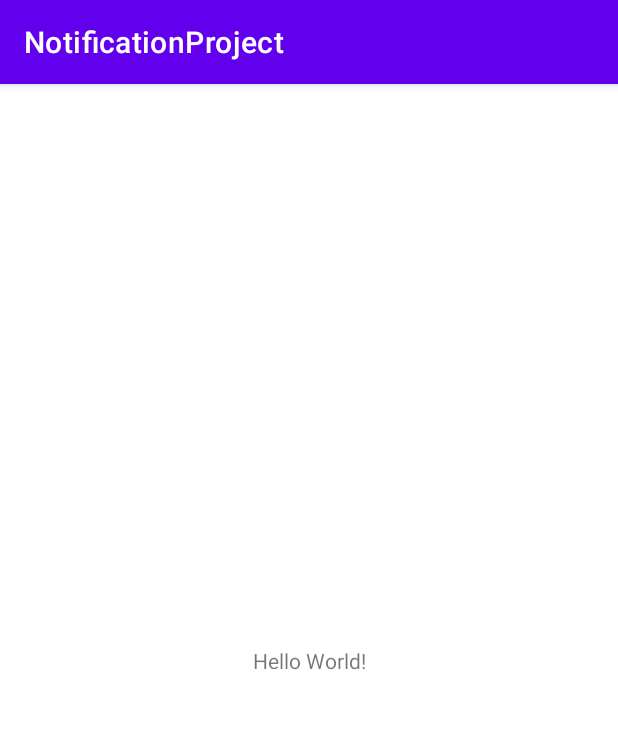
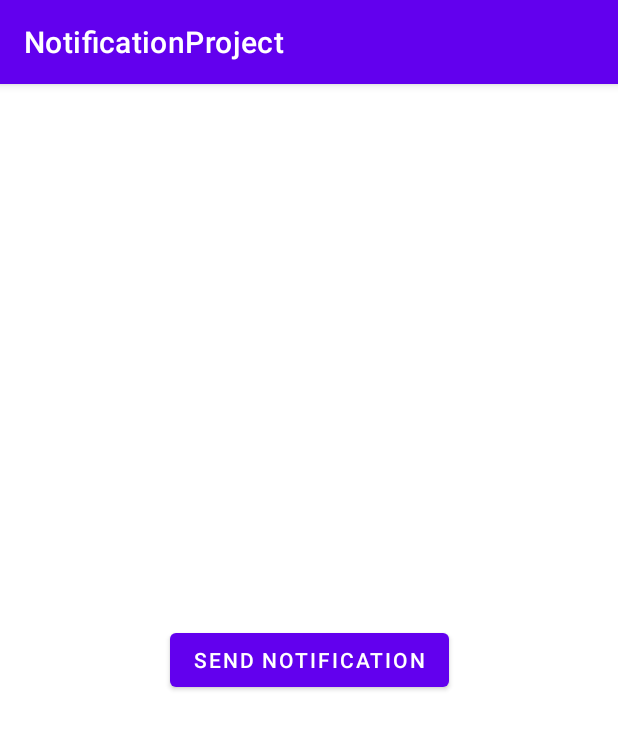
Before and after one commit to kashifisonly1/Mobile_Computing_Progress, an Android app: the screen it shows after launch (MainActivity), on a phone screen of 412 x 824 dp. Shown: the top 729 px of the screen. Run offline under Robolectric (Android 15) with nearby library versions, the phone set to English and light mode, and no system bars.

Commit message:
code copied online for notification

```diff
--- a/NotificationProject/app/src/main/res/layout/activity_main.xml
+++ b/NotificationProject/app/src/main/res/layout/activity_main.xml
@@ -6,13 +6,14 @@
     android:layout_height="match_parent"
     tools:context=".MainActivity">
 
-    <TextView
+    <Button
         android:layout_width="wrap_content"
         android:layout_height="wrap_content"
-        android:text="Hello World!"
+        android:text="Send Notification"
         app:layout_constraintBottom_toBottomOf="parent"
         app:layout_constraintLeft_toLeftOf="parent"
         app:layout_constraintRight_toRightOf="parent"
-        app:layout_constraintTop_toTopOf="parent" />
+        app:layout_constraintTop_toTopOf="parent"
+        android:onClick="createNotification"/>
 
 </androidx.constraintlayout.widget.ConstraintLayout>
```
Also changed, not shown: NotificationProject/app/src/main/java/com/example/notificationproject/MainActivity.java (+25 -0 lines).
